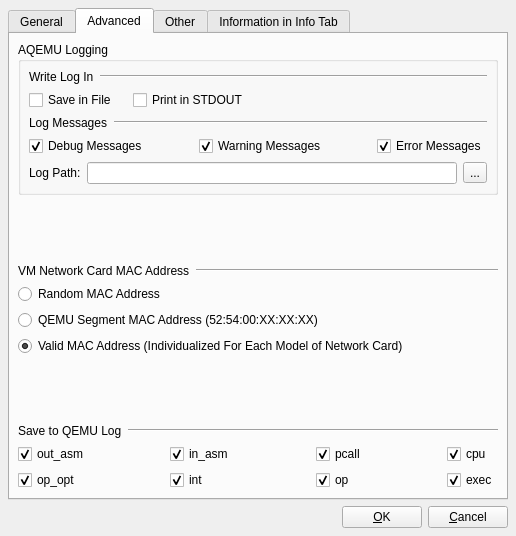
Before: the Qt Designer form Advanced_Settings_Window.ui in qunying/aqemu-old, drawn with Qt 5.
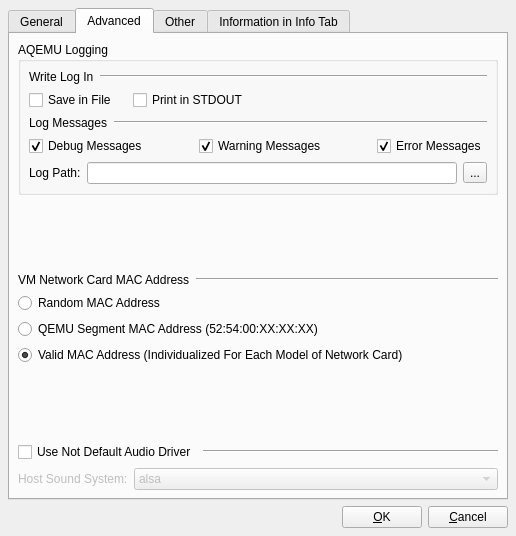
After: the same form once the commit is applied. The open tabs and pages were chosen to show the change. Icons and pictures are not drawn.

```diff
--- a/Advanced_Settings_Window.ui
+++ b/Advanced_Settings_Window.ui
@@ -27,7 +27,7 @@
       <attribute name="title" >
        <string>General</string>
       </attribute>
-      <layout class="QVBoxLayout" name="verticalLayout_3" >
+      <layout class="QVBoxLayout" name="verticalLayout_13" >
        <item>
         <layout class="QGridLayout" name="gridLayout_7" >
          <item row="0" column="0" colspan="3" >
@@ -220,102 +220,11 @@
         </layout>
        </item>
        <item>
-        <spacer name="verticalSpacer_3" >
+        <widget class="Line" name="line_16" >
          <property name="orientation" >
-          <enum>Qt::Vertical</enum>
+          <enum>Qt::Horizontal</enum>
          </property>
-         <property name="sizeHint" stdset="0" >
-          <size>
-           <width>20</width>
-           <height>3</height>
-          </size>
-         </property>
-        </spacer>
-       </item>
-       <item>
-        <layout class="QGridLayout" name="gridLayout_11" >
-         <item row="1" column="0" >
-          <widget class="QLabel" name="Label_Host_Sound_System" >
-           <property name="enabled" >
-            <bool>false</bool>
-           </property>
-           <property name="sizePolicy" >
-            <sizepolicy vsizetype="Preferred" hsizetype="Maximum" >
-             <horstretch>0</horstretch>
-             <verstretch>0</verstretch>
-            </sizepolicy>
-           </property>
-           <property name="text" >
-            <string>Host Sound System:</string>
-           </property>
-          </widget>
-         </item>
-         <item row="1" column="1" >
-          <widget class="QComboBox" name="CB_Host_Sound_System" >
-           <property name="enabled" >
-            <bool>false</bool>
-           </property>
-           <property name="sizePolicy" >
-            <sizepolicy vsizetype="Fixed" hsizetype="Minimum" >
-             <horstretch>0</horstretch>
-             <verstretch>0</verstretch>
-            </sizepolicy>
-           </property>
-           <property name="maxCount" >
-            <number>32</number>
-           </property>
-           <item>
-            <property name="text" >
-             <string>alsa</string>
-            </property>
-           </item>
-           <item>
-            <property name="text" >
-             <string>oss</string>
-            </property>
-           </item>
-           <item>
-            <property name="text" >
-             <string>sdl</string>
-            </property>
-           </item>
-           <item>
-            <property name="text" >
-             <string>wav</string>
-            </property>
-           </item>
-           <item>
-            <property name="text" >
-             <string>none</string>
-            </property>
-           </item>
-          </widget>
-         </item>
-         <item row="0" column="0" colspan="2" >
-          <layout class="QHBoxLayout" name="horizontalLayout_6" >
-           <item>
-            <widget class="QCheckBox" name="CH_Audio_Default" >
-             <property name="sizePolicy" >
-              <sizepolicy vsizetype="Fixed" hsizetype="Maximum" >
-               <horstretch>0</horstretch>
-               <verstretch>0</verstretch>
-              </sizepolicy>
-             </property>
-             <property name="text" >
-              <string>Use Not Default Audio Driver</string>
-             </property>
-            </widget>
-           </item>
-           <item>
-            <widget class="Line" name="line_27" >
-             <property name="orientation" >
-              <enum>Qt::Horizontal</enum>
-             </property>
-            </widget>
-           </item>
-          </layout>
-         </item>
-        </layout>
+        </widget>
        </item>
        <item>
         <spacer name="verticalSpacer_6" >
@@ -505,8 +414,8 @@
       <attribute name="title" >
        <string>Advanced</string>
       </attribute>
-      <layout class="QGridLayout" name="gridLayout_15" >
-       <item row="0" column="0" >
+      <layout class="QVBoxLayout" name="verticalLayout_3" >
+       <item>
         <widget class="QGroupBox" name="GB_AQEMU_Log" >
          <property name="title" >
           <string>AQEMU Logging</string>
@@ -695,7 +604,7 @@
          </layout>
         </widget>
        </item>
-       <item row="1" column="0" >
+       <item>
         <spacer name="verticalSpacer_4" >
          <property name="orientation" >
           <enum>Qt::Vertical</enum>
@@ -708,7 +617,7 @@
          </property>
         </spacer>
        </item>
-       <item row="2" column="0" >
+       <item>
         <layout class="QVBoxLayout" name="verticalLayout" >
          <item>
           <layout class="QHBoxLayout" name="horizontalLayout_8" >
@@ -760,7 +669,7 @@
          </item>
         </layout>
        </item>
-       <item row="3" column="0" >
+       <item>
         <spacer name="verticalSpacer_5" >
          <property name="orientation" >
           <enum>Qt::Vertical</enum>
@@ -773,25 +682,82 @@
          </property>
         </spacer>
        </item>
-       <item row="4" column="0" >
-        <layout class="QGridLayout" name="gridLayout_9" >
-         <item row="0" column="0" colspan="8" >
-          <layout class="QHBoxLayout" name="horizontalLayout_3" >
+       <item>
+        <layout class="QGridLayout" name="gridLayout_11" >
+         <item row="1" column="0" >
+          <widget class="QLabel" name="Label_Host_Sound_System" >
+           <property name="enabled" >
+            <bool>false</bool>
+           </property>
+           <property name="sizePolicy" >
+            <sizepolicy vsizetype="Preferred" hsizetype="Maximum" >
+             <horstretch>0</horstretch>
+             <verstretch>0</verstretch>
+            </sizepolicy>
+           </property>
+           <property name="text" >
+            <string>Host Sound System:</string>
+           </property>
+          </widget>
+         </item>
+         <item row="1" column="1" >
+          <widget class="QComboBox" name="CB_Host_Sound_System" >
+           <property name="enabled" >
+            <bool>false</bool>
+           </property>
+           <property name="sizePolicy" >
+            <sizepolicy vsizetype="Fixed" hsizetype="Minimum" >
+             <horstretch>0</horstretch>
+             <verstretch>0</verstretch>
+            </sizepolicy>
+           </property>
+           <property name="maxCount" >
+            <number>32</number>
+           </property>
            <item>
-            <widget class="QLabel" name="Label_QEMU_Log" >
+            <property name="text" >
+             <string>alsa</string>
+            </property>
+           </item>
+           <item>
+            <property name="text" >
+             <string>oss</string>
+            </property>
+           </item>
+           <item>
+            <property name="text" >
+             <string>sdl</string>
+            </property>
+           </item>
+           <item>
+            <property name="text" >
+             <string>wav</string>
+            </property>
+           </item>
+           <item>
+            <property name="text" >
+             <string>none</string>
+            </property>
+           </item>
+          </widget>
+         </item>
+         <item row="0" column="0" colspan="2" >
+          <layout class="QHBoxLayout" name="horizontalLayout_6" >
+           <item>
+            <widget class="QCheckBox" name="CH_Audio_Default" >
              <property name="sizePolicy" >
-              <sizepolicy vsizetype="Preferred" hsizetype="Maximum" >
+              <sizepolicy vsizetype="Fixed" hsizetype="Maximum" >
                <horstretch>0</horstretch>
                <verstretch>0</verstretch>
               </sizepolicy>
              </property>
              <property name="text" >
-              <string>Save to QEMU Log</string>
+              <string>Use Not Default Audio Driver</string>
              </property>
             </widget>
            </item>
            <item>
-            <widget class="Line" name="line_16" >
+            <widget class="Line" name="line_27" >
              <property name="orientation" >
               <enum>Qt::Horizontal</enum>
              </property>
@@ -799,164 +765,6 @@
            </item>
           </layout>
          </item>
-         <item row="1" column="0" colspan="2" >
-          <widget class="QCheckBox" name="CH_QEMU_Log_out_asm" >
-           <property name="text" >
-            <string>out_asm</string>
-           </property>
-           <property name="checked" >
-            <bool>true</bool>
-           </property>
-          </widget>
-         </item>
-         <item row="1" column="2" >
-          <spacer name="horizontalSpacer_5" >
-           <property name="orientation" >
-            <enum>Qt::Horizontal</enum>
-           </property>
-           <property name="sizeHint" stdset="0" >
-            <size>
-             <width>61</width>
-             <height>20</height>
-            </size>
-           </property>
-          </spacer>
-         </item>
-         <item row="1" column="3" >
-          <widget class="QCheckBox" name="CH_QEMU_Log_in_asm" >
-           <property name="text" >
-            <string>in_asm</string>
-           </property>
-           <property name="checked" >
-            <bool>true</bool>
-           </property>
-          </widget>
-         </item>
-         <item row="1" column="4" >
-          <spacer name="horizontalSpacer_6" >
-           <property name="orientation" >
-            <enum>Qt::Horizontal</enum>
-           </property>
-           <property name="sizeHint" stdset="0" >
-            <size>
-             <width>62</width>
-             <height>20</height>
-            </size>
-           </property>
-          </spacer>
-         </item>
-         <item row="1" column="5" >
-          <widget class="QCheckBox" name="CH_QEMU_Log_pcall" >
-           <property name="text" >
-            <string>pcall</string>
-           </property>
-           <property name="checked" >
-            <bool>true</bool>
-           </property>
-          </widget>
-         </item>
-         <item row="1" column="6" >
-          <spacer name="horizontalSpacer_7" >
-           <property name="orientation" >
-            <enum>Qt::Horizontal</enum>
-           </property>
-           <property name="sizeHint" stdset="0" >
-            <size>
-             <width>61</width>
-             <height>20</height>
-            </size>
-           </property>
-          </spacer>
-         </item>
-         <item row="1" column="7" >
-          <widget class="QCheckBox" name="CH_QEMU_Log_cpu" >
-           <property name="text" >
-            <string>cpu</string>
-           </property>
-           <property name="checked" >
-            <bool>true</bool>
-           </property>
-          </widget>
-         </item>
-         <item row="2" column="0" >
-          <widget class="QCheckBox" name="CH_QEMU_Log_op_opt" >
-           <property name="text" >
-            <string>op_opt</string>
-           </property>
-           <property name="checked" >
-            <bool>true</bool>
-           </property>
-          </widget>
-         </item>
-         <item row="2" column="1" colspan="2" >
-          <spacer name="horizontalSpacer_9" >
-           <property name="orientation" >
-            <enum>Qt::Horizontal</enum>
-           </property>
-           <property name="sizeHint" stdset="0" >
-            <size>
-             <width>70</width>
-             <height>20</height>
-            </size>
-           </property>
-          </spacer>
-         </item>
-         <item row="2" column="3" >
-          <widget class="QCheckBox" name="CH_QEMU_Log_int" >
-           <property name="text" >
-            <string>int</string>
-           </property>
-           <property name="checked" >
-            <bool>true</bool>
-           </property>
-          </widget>
-         </item>
-         <item row="2" column="4" >
-          <spacer name="horizontalSpacer_10" >
-           <property name="orientation" >
-            <enum>Qt::Horizontal</enum>
-           </property>
-           <property name="sizeHint" stdset="0" >
-            <size>
-             <width>62</width>
-             <height>20</height>
-            </size>
-           </property>
-          </spacer>
-         </item>
-         <item row="2" column="5" >
-          <widget class="QCheckBox" name="CH_QEMU_Log_op" >
-           <property name="text" >
-            <string>op</string>
-           </property>
-           <property name="checked" >
-            <bool>true</bool>
-           </property>
-          </widget>
-         </item>
-         <item row="2" column="6" >
-          <spacer name="horizontalSpacer_8" >
-           <property name="orientation" >
-            <enum>Qt::Horizontal</enum>
-           </property>
-           <property name="sizeHint" stdset="0" >
-            <size>
-             <width>61</width>
-             <height>20</height>
-            </size>
-           </property>
-          </spacer>
-         </item>
-         <item row="2" column="7" >
-          <widget class="QCheckBox" name="CH_QEMU_Log_exec" >
-           <property name="text" >
-            <string>exec</string>
-           </property>
-           <property name="checked" >
-            <bool>true</bool>
-           </property>
-          </widget>
-         </item>
         </layout>
        </item>
       </layout>
```
Left out of the diff: 68 changed lines with no effect on the pictures.
